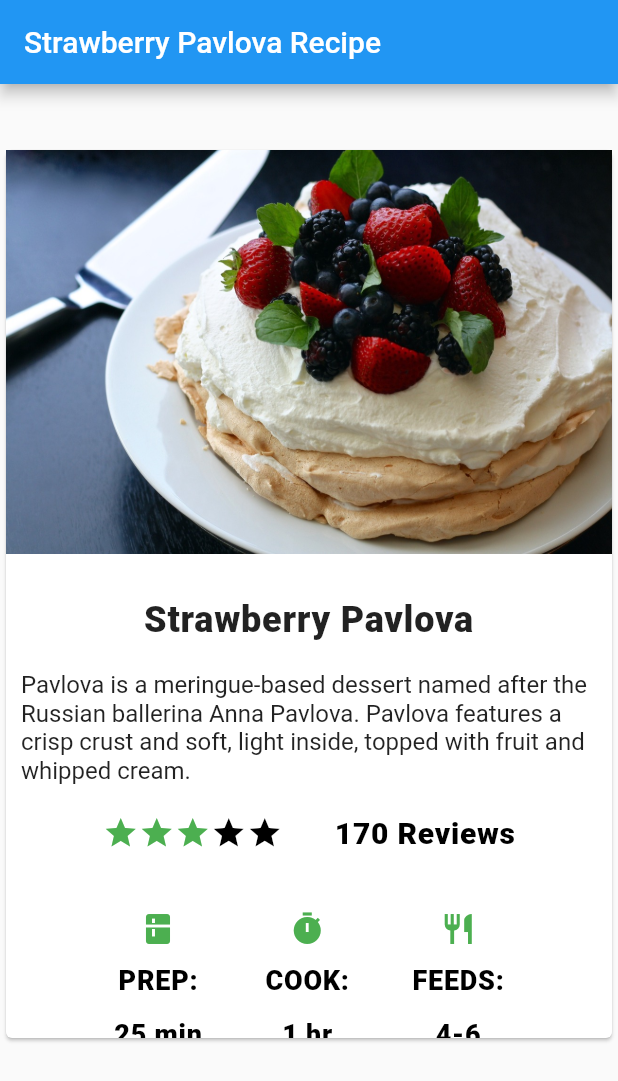
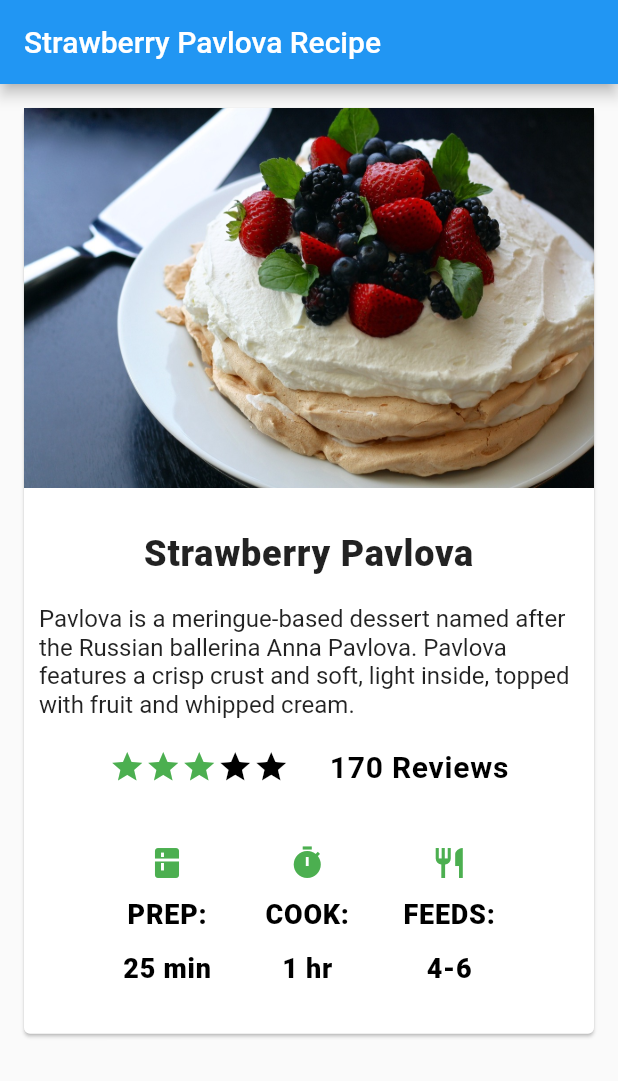
Before and after one commit to InMatrix/pavlova, a Flutter app: the screen it shows after launch, on a phone screen of 412 x 824 dp. Shown: the top 1081 px of the screen. Run offline on Flutter 3.47's test engine with Material 2 defaults, Android fonts, the light colour scheme and no system bars; Roboto replaces fonts that are missing (Georgia).

Commit message:
Refactoring code

```diff
--- a/pavlova_flutter/lib/main.dart
+++ b/pavlova_flutter/lib/main.dart
@@ -41,31 +41,27 @@ class MyApp extends StatelessWidget {
       ),
     );
 
-    // #docregion ratings, stars
-    var stars = Row(
-      mainAxisSize: MainAxisSize.min,
-      children: [
-        Icon(Icons.star, color: Colors.green[500]),
-        Icon(Icons.star, color: Colors.green[500]),
-        Icon(Icons.star, color: Colors.green[500]),
-        const Icon(Icons.star, color: Colors.black),
-        const Icon(Icons.star, color: Colors.black),
-      ],
-    );
-    // #enddocregion stars
-
     final ratings = Container(
       padding: const EdgeInsets.all(20),
       child: Row(
         mainAxisAlignment: MainAxisAlignment.spaceEvenly,
         children: [
-          stars,
+          Row(
+            mainAxisSize: MainAxisSize.min,
+            children: [
+              Icon(Icons.star, color: Colors.green),
+              Icon(Icons.star, color: Colors.green),
+              Icon(Icons.star, color: Colors.green),
+              const Icon(Icons.star, color: Colors.black),
+              const Icon(Icons.star, color: Colors.black),
+            ],
+          ),
           const Text(
             '170 Reviews',
             style: TextStyle(
               color: Colors.black,
-              fontWeight: FontWeight.w800,
-              fontFamily: 'Roboto',
+              fontWeight: FontWeight.bold,
+              // fontFamily: 'Roboto',
               letterSpacing: 0.5,
               fontSize: 20,
             ),
@@ -73,9 +69,7 @@ class MyApp extends StatelessWidget {
         ],
       ),
     );
-    // #enddocregion ratings
 
-    // #docregion iconList
     const descTextStyle = TextStyle(
       color: Colors.black,
       fontWeight: FontWeight.w800,
@@ -119,9 +113,7 @@ class MyApp extends StatelessWidget {
         ),
       ),
     );
-    // #enddocregion iconList
 
-    // #docregion leftColumn
     final description = Container(
       padding: const EdgeInsets.all(10.0),
       child: Column(
@@ -133,7 +125,6 @@ class MyApp extends StatelessWidget {
         ],
       ),
     );
-    // #enddocregion leftColumn
 
     final mainImage = Image.asset(
       'images/pavlova.jpeg',
@@ -144,25 +135,18 @@ class MyApp extends StatelessWidget {
       appBar: AppBar(
         title: Text(title),
       ),
-      body: Container(
-        margin: const EdgeInsets.fromLTRB(0, 40, 0, 30),
-        height: 600,
+      body: Padding(
+        padding: const EdgeInsets.all(12),
         child: Card(
-          child: SafeArea(
-            right: true,
-            left: false,
-            top: false,
-            bottom: false,
-            child: ListView(
-              children: [
-                mainImage,
-                description,
-              ],
-            ),
+          child: Column(
+            mainAxisSize: MainAxisSize.min,
+            children: [
+              mainImage,
+              description,
+            ],
           ),
         ),
       ),
-      // #enddocregion body
     );
   }
 }
```
Also changed, not shown: 2 other files.
